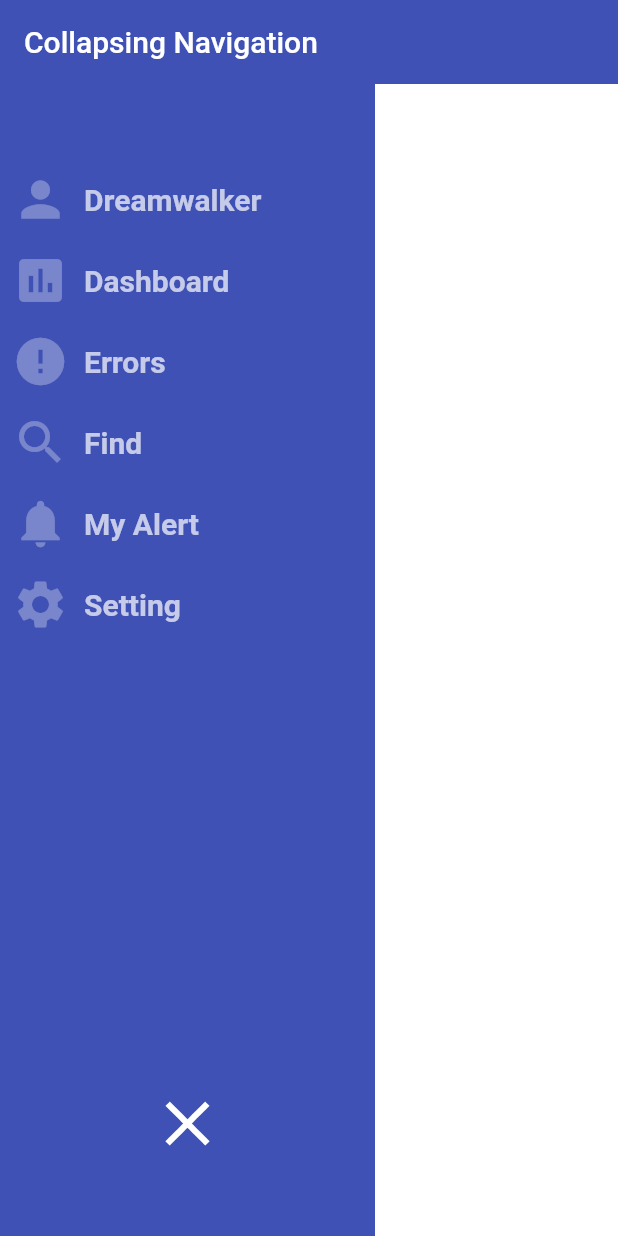
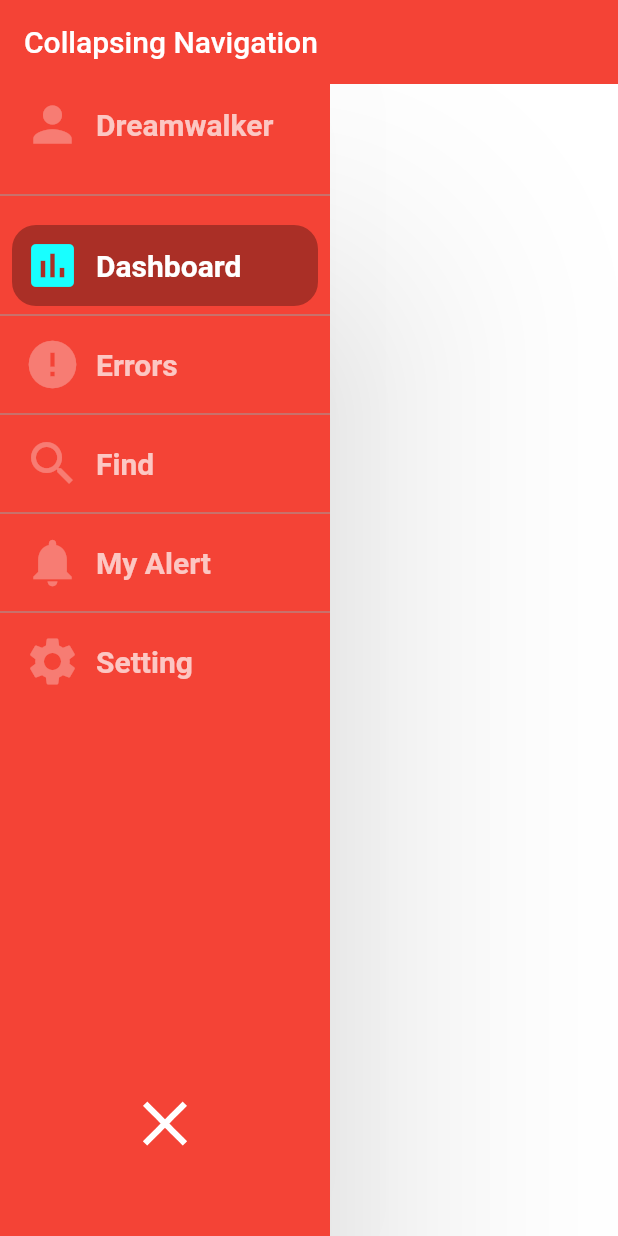
Before and after one commit to JAICHANGPARK/flutter_notebook, a Flutter app: the screen it shows after launch, on a phone screen of 412 x 824 dp. Run offline on Flutter 3.47's test engine with Material 2 defaults, Android fonts, the phone set to English and light mode, and no system bars; our stand-ins replace after_layout, auto_size_text, fluttertoast.

Commit message:
Collapse Done

```diff
--- a/lib/collaps_nav_bar/themes.dart
+++ b/lib/collaps_nav_bar/themes.dart
@@ -13,5 +13,5 @@ TextStyle listTitleSelectedTextStyle = TextStyle(
   fontWeight: FontWeight.w600,
 );
 
-Color selectedColor = Colors.redAccent;
-Color drawerBackgroundColor = Colors.indigo;
+Color selectedColor = Colors.cyanAccent;
+Color drawerBackgroundColor = Colors.red;
--- a/lib/collaps_nav_bar/ui_component/collapse_navigation.dart
+++ b/lib/collaps_nav_bar/ui_component/collapse_navigation.dart
@@ -10,13 +10,15 @@ class CollapsingNavigationDrawer extends StatefulWidget {
 
 class _CollapsingNavigationDrawerState extends State<CollapsingNavigationDrawer>
     with SingleTickerProviderStateMixin {
-  double maxWidth = 250.0;
-  double minWidth = 60.0;
+  double maxWidth = 220.0;
+  double minWidth = 70.0;
 
   bool isCollapsed = false;
 
   AnimationController _animationController;
   Animation<double> widthAnimation;
+
+  int currentSelectedIndex = 0;
 
   @override
   void initState() {
@@ -24,8 +26,8 @@ class _CollapsingNavigationDrawerState extends State<CollapsingNavigationDrawer>
 
     super.initState();
 
-    _animationController = AnimationController(
-        vsync: this, duration: Duration(milliseconds: 300));
+    _animationController =
+        AnimationController(vsync: this, duration: Duration(milliseconds: 300));
 
     widthAnimation = Tween<double>(begin: maxWidth, end: minWidth)
         .animate(_animationController);
@@ -39,23 +41,41 @@ class _CollapsingNavigationDrawerState extends State<CollapsingNavigationDrawer>
   }
 
   Widget getWidget(context, widget) {
-    return Container(
+    return Material(
+      elevation: 80.0,
+      child: Container(
         width: widthAnimation.value,
         color: drawerBackgroundColor,
         child: Column(
           children: <Widget>[
-          SizedBox(
-            height: 50.0,
-          ),
+//          SizedBox(
+//            height: 50.0,
+//          ),
             CollapsingListTile(
               title: "Dreamwalker",
               icon: Icons.person,
               animationController: _animationController,
             ),
+            Divider(
+              color: Colors.grey,
+              height: 40.0,
+            ),
             Expanded(
-            child: ListView.builder(
+              child: ListView.separated(
+                separatorBuilder: (context, counter) {
+                  return Divider(
+                    color: Colors.grey,
+                    height: 12.0,
+                  );
+                },
                 itemBuilder: (context, counter) {
                   return CollapsingListTile(
+                    onTap: () {
+                      setState(() {
+                        currentSelectedIndex = counter;
+                      });
+                    },
+                    isSelected: currentSelectedIndex == counter,
                     title: navigationItems[counter].title,
                     icon: navigationItems[counter].icon,
                     animationController: _animationController,
@@ -74,7 +94,6 @@ class _CollapsingNavigationDrawerState extends State<CollapsingNavigationDrawer>
                 });
               },
               child: AnimatedIcon(
-
                 icon: AnimatedIcons.close_menu,
                 progress: _animationController,
                 color: Colors.white,
@@ -86,6 +105,7 @@ class _CollapsingNavigationDrawerState extends State<CollapsingNavigationDrawer>
             ),
           ],
         ),
+      ),
     );
   }
 
@@ -94,50 +114,6 @@ class _CollapsingNavigationDrawerState extends State<CollapsingNavigationDrawer>
     return AnimatedBuilder(
         animation: _animationController,
         builder: (context, widget) => getWidget(context, widget));
-//    return Container(
-//      width: widthAnimation.value,
-//      color: drawerBackgroundColor,
-//      child: Column(
-//        children: <Widget>[
-//          SizedBox(
-//            height: 50.0,
-//          ),
-//          CollapsingListTile(
-//            title: "Dreamwalker",
-//            icon: Icons.person,
-//          ),
-//          Expanded(
-//            child: ListView.builder(
-//              itemBuilder: (context, counter) {
-//                return CollapsingListTile(
-//                  title: navigationItems[counter].title,
-//                  icon: navigationItems[counter].icon,
-//                );
-//              },
-//              itemCount: navigationItems.length,
-//            ),
-//          ),
-//          InkWell(
-//            onTap: (){
-//              setState(() {
-//                isCollapsed = !isCollapsed;
-//                isCollapsed ? _animationController.forward()
-//                    : _animationController.reverse();
-//              });
-//            },
-//            child: Icon(
-//              Icons.chevron_left,
-//              color: Colors.white,
-//              size: 50.0,
-//            ),
-//          ),
-//
-//          SizedBox(
-//            height: 50.0,
-//          ),
-//        ],
-//      ),
-//    );
   }
 }
 
@@ -145,15 +121,21 @@ class CollapsingListTile extends StatefulWidget {
   final String title;
   final IconData icon;
   final AnimationController animationController;
+  final bool isSelected;
+  final Function onTap;
 
-  CollapsingListTile({this.title, this.icon, this.animationController});
+  CollapsingListTile(
+      {this.title,
+      this.icon,
+      this.animationController,
+      this.isSelected = false,
+      this.onTap});
 
   @override
   _CollapsingListTileState createState() => _CollapsingListTileState();
 }
 
 class _CollapsingListTileState extends State<CollapsingListTile> {
-
   Animation<double> _widthAnimation, _sizedBoxAnimation;
 
   @override
@@ -161,37 +143,48 @@ class _CollapsingListTileState extends State<CollapsingListTile> {
     // TODO: implement initState
     super.initState();
 
-    _widthAnimation = Tween<double>(
-        begin: 250, end: 70.0
-    ).animate(widget.animationController);
+    _widthAnimation = Tween<double>(begin: 220, end: 80.0)
+        .animate(widget.animationController);
 
-    _sizedBoxAnimation = Tween<double>(
-        begin: 10, end: 0.0
-    ).animate(widget.animationController);
+    _sizedBoxAnimation =
+        Tween<double>(begin: 10, end: 0.0).animate(widget.animationController);
   }
 
   @override
   Widget build(BuildContext context) {
-    return Container(
+    return InkWell(
+      onTap: widget.onTap,
+      child: Container(
+        decoration: BoxDecoration(
+          borderRadius: BorderRadius.all(Radius.circular(16.0)),
+          color: widget.isSelected
+              ? Colors.transparent.withOpacity(0.3)
+              : Colors.transparent,
+        ),
         width: _widthAnimation.value,
-      margin: EdgeInsets.symmetric(horizontal: 8.0, vertical: 8.0),
+        margin: EdgeInsets.symmetric(horizontal: 8.0),
+        padding: EdgeInsets.symmetric(horizontal: 8.0, vertical: 8.0),
         child: Row(
           children: <Widget>[
             Icon(
               widget.icon,
-        color: Colors.white30,
+              color: widget.isSelected ? selectedColor : Colors.white30,
               size: 38.0,
             ),
             SizedBox(
               width: _sizedBoxAnimation.value,
             ),
-
-      (_widthAnimation.value >= 220) ? Text(
+            (_widthAnimation.value >= 220)
+                ? Text(
                     widget.title,
-        style: listTitleDefaultTextStyle,
-      ) :
-      Container(),
+                    style: widget.isSelected
+                        ? listTitleSelectedTextStyle
+                        : listTitleDefaultTextStyle,
+                  )
+                : Container(),
           ],
-    ),);
+        ),
+      ),
+    );
   }
 }
```
Lines whose indentation alone changed are shown as unchanged.
